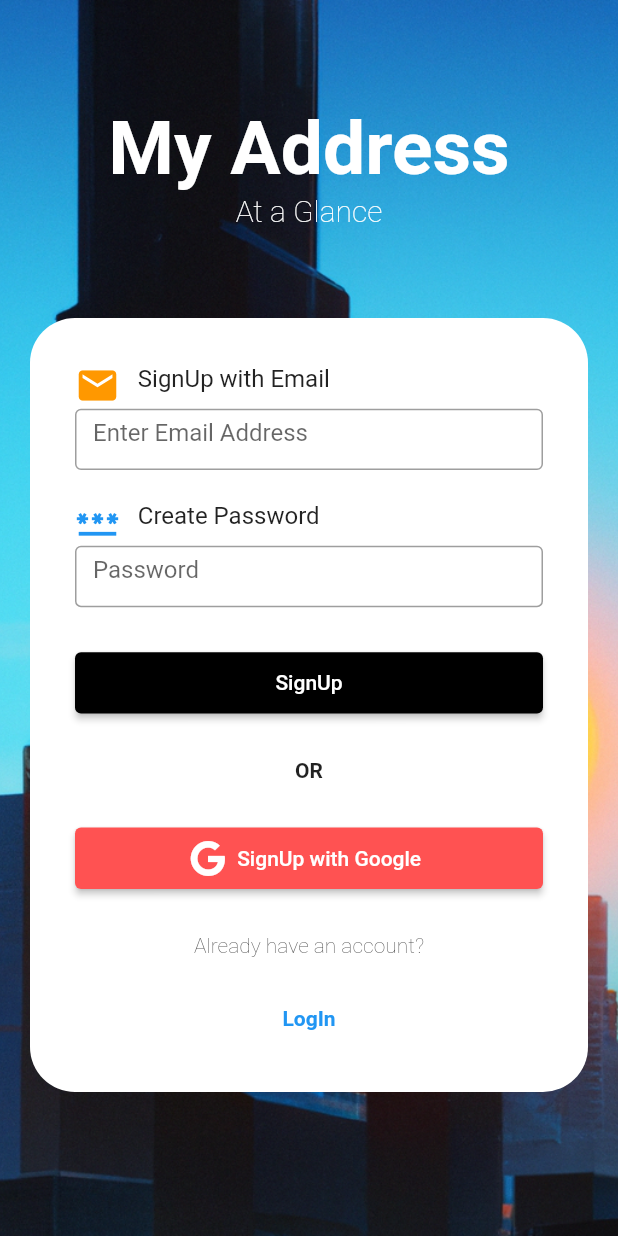
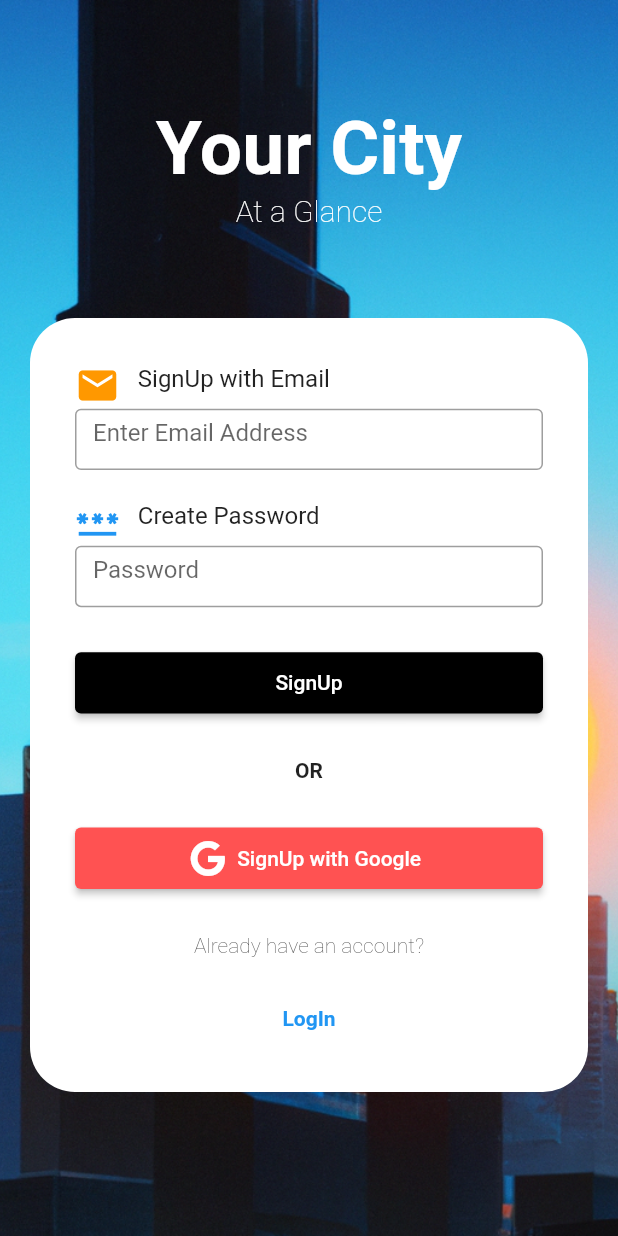
Before and after one commit to atharvapuranik25/at-a-glance, a Flutter app: the screen it shows after launch, on a phone screen of 412 x 824 dp. Run offline on Flutter 3.47's test engine with Material 2 defaults, Android fonts, the phone set to English and light mode, and no system bars; our stand-ins replace firebase_auth, firebase_core, fluttertoast, font_awesome_flutter, geocoding, geolocator and 1 more; accounts and stored records are empty.

Commit message:
Added location stuff

```diff
--- a/lib/main.dart
+++ b/lib/main.dart
@@ -86,9 +86,9 @@ class _TitlePageState extends State<TitlePage> {
                       padding: const EdgeInsets.all(50),
                       child: RichText(
                         textAlign: TextAlign.center,
-                        text: SplashScreenState().currentCity != null
+                        text: SplashScreenState().currentCity != "My_City"
                             ? TextSpan(
-                                text: SplashScreenState().currentAddress,
+                                text: SplashScreenState().currentCity,
                                 style: const TextStyle(
                                   fontSize: 50,
                                   fontWeight: FontWeight.bold,
--- a/lib/splash_screen.dart
+++ b/lib/splash_screen.dart
@@ -16,7 +16,7 @@ class SplashScreen extends StatefulWidget {
 
 class SplashScreenState extends State<SplashScreen> {
   int time = 5;
-  String currentCity = 'My City';
+  String currentCity = "My_City";
   String currentAddress = "My Address";
   late Position currentPosition;
 
@@ -60,6 +60,7 @@ class SplashScreenState extends State<SplashScreen> {
   @override
   void initState() {
     super.initState();
+    determinePosition();
     Timer(
       Duration(seconds: time),
       () => Navigator.pushReplacement(
@@ -70,10 +71,8 @@ class SplashScreenState extends State<SplashScreen> {
                 stream: FirebaseAuth.instance.authStateChanges(),
                 builder: (context, snapshot) {
                   if (snapshot.hasData) {
-                    determinePosition();
                     return const HomePage();
                   } else {
-                    determinePosition();
                     return const TitlePage();
                   }
                 }),
```
